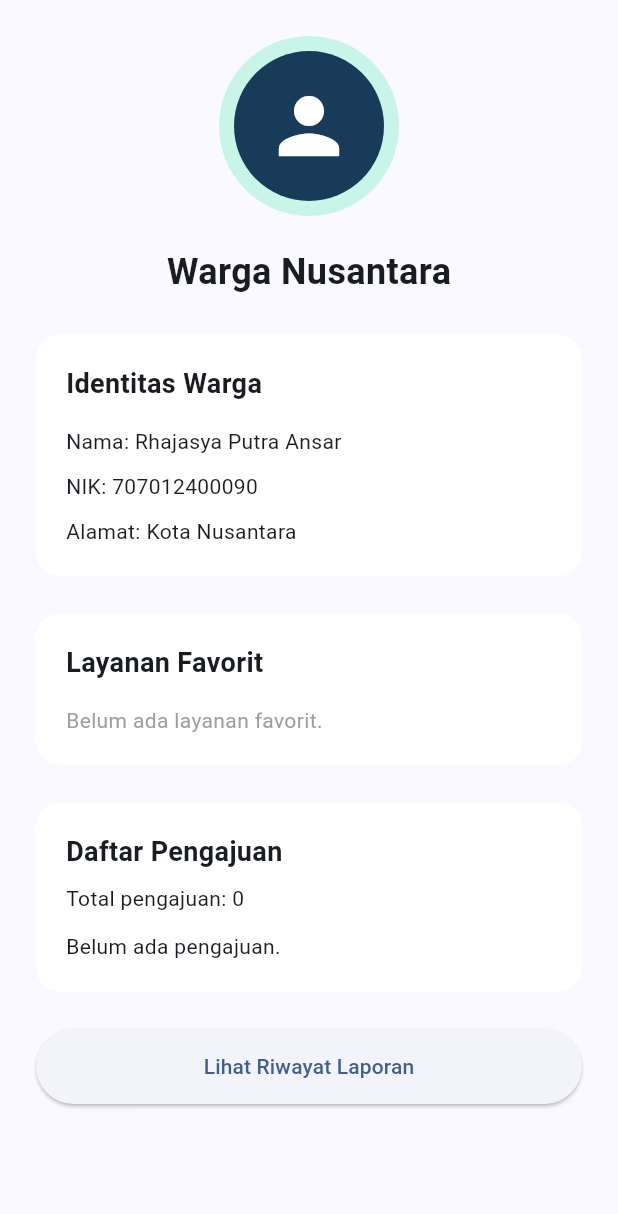
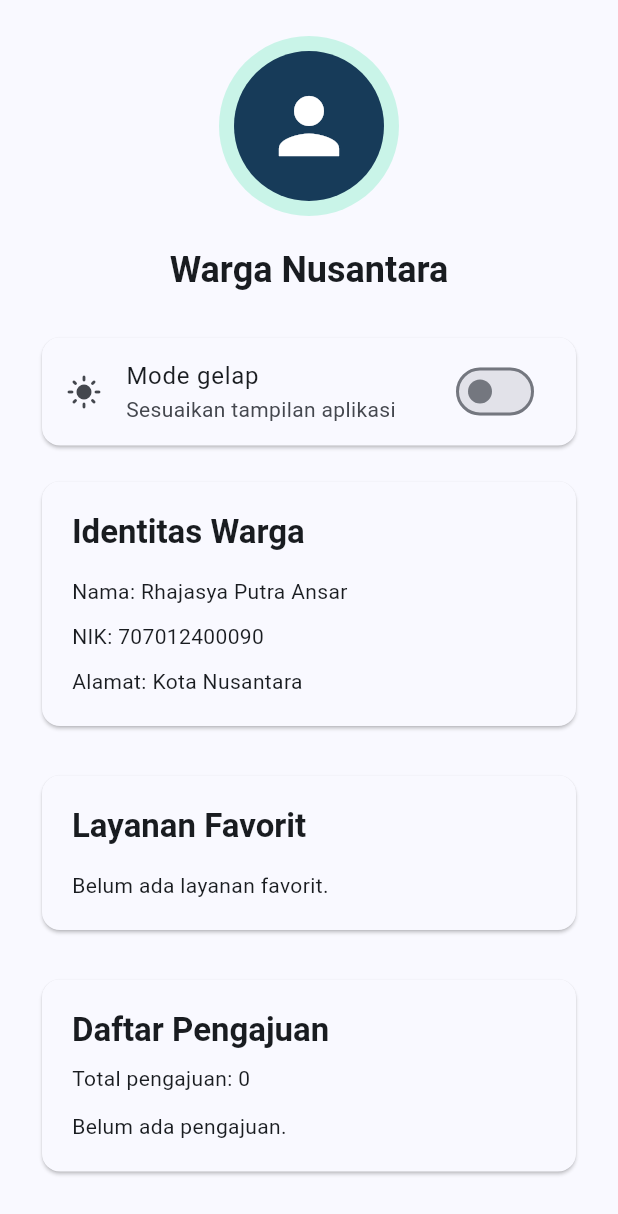
Before and after one commit to rhjasya/tamodul6_ppbl, a Flutter app: the WargaPage widget shown alone on an empty page, opened directly, on a phone screen of 412 x 824 dp. Shown: the top 1214 px of the screen. Run offline on Flutter 3.47's test engine with Material 3 defaults, Android fonts, the phone set to English and light mode, and no system bars; our stand-ins replace fl_chart, flutter_bloc, flutter_map, latlong2.

Commit message:
Menambahkan fitur Cubit untuk Studi Kasus 1

```diff
--- /dev/null
+++ b/lib/cubit/theme_cubit.dart
@@ -0,0 +1,19 @@
+
+import 'package:flutter/material.dart';
+import 'package:flutter_bloc/flutter_bloc.dart';
+
+class ThemeCubit extends Cubit<ThemeMode> {
+  ThemeCubit() : super(ThemeMode.light);
+
+  void toggleTheme() {
+    emit(
+      state == ThemeMode.light
+          ? ThemeMode.dark
+          : ThemeMode.light,
+    );
+  }
+
+  void setTheme(ThemeMode mode) {
+    emit(mode);
+  }
+}
--- a/lib/pages/warga_page.dart
+++ b/lib/pages/warga_page.dart
@@ -2,6 +2,7 @@
 import 'package:flutter/material.dart';
 import 'package:flutter_bloc/flutter_bloc.dart';
 
+import '../cubit/theme_cubit.dart';
 import '../cubit/favorit_cubit.dart';
 import '../cubit/pengajuan_cubit.dart';
 import '../navigation/app_routes.dart';
@@ -11,11 +12,15 @@ class WargaPage extends StatelessWidget {
 
   @override
   Widget build(BuildContext context) {
+    final warna = Theme.of(context).colorScheme;
+
     return SingleChildScrollView(
       padding: const EdgeInsets.all(24),
       child: Column(
+        crossAxisAlignment: CrossAxisAlignment.stretch,
         children: [
-          const CircleAvatar(
+          const Center(
+            child: CircleAvatar(
               radius: 60,
               backgroundColor: Color(0xffc9f4e8),
               child: CircleAvatar(
@@ -28,71 +33,91 @@ class WargaPage extends StatelessWidget {
                 ),
               ),
             ),
+          ),
           const SizedBox(height: 20),
-          const Text(
+
+          Text(
             'Warga Nusantara',
-            style: TextStyle(
-              fontSize: 24,
+            textAlign: TextAlign.center,
+            style: Theme.of(context).textTheme.headlineSmall?.copyWith(
                   fontWeight: FontWeight.bold,
                 ),
           ),
           const SizedBox(height: 25),
 
-          Container(
-            width: double.infinity,
+          // Pengaturan mode terang dan gelap
+          Card(
+            color: warna.surface,
+            child: BlocBuilder<ThemeCubit, ThemeMode>(
+              builder: (context, themeMode) {
+                return SwitchListTile(
+                  secondary: Icon(
+                    themeMode == ThemeMode.dark
+                        ? Icons.dark_mode
+                        : Icons.light_mode,
+                  ),
+                  title: const Text('Mode gelap'),
+                  subtitle: const Text(
+                    'Sesuaikan tampilan aplikasi',
+                  ),
+                  value: themeMode == ThemeMode.dark,
+                  onChanged: (_) {
+                    context.read<ThemeCubit>().toggleTheme();
+                  },
+                );
+              },
+            ),
+          ),
+
+          const SizedBox(height: 16),
+
+          // Identitas warga
+          Card(
+            color: warna.surface,
+            child: Padding(
               padding: const EdgeInsets.all(20),
-            decoration: BoxDecoration(
-              color: Colors.white,
-              borderRadius: BorderRadius.circular(16),
-            ),
-            child: const Column(
+              child: Column(
                 crossAxisAlignment: CrossAxisAlignment.start,
                 children: [
                   Text(
                     'Identitas Warga',
-                  style: TextStyle(
-                    fontSize: 18,
+                    style: Theme.of(context).textTheme.titleLarge?.copyWith(
                           fontWeight: FontWeight.bold,
                         ),
                   ),
-                SizedBox(height: 15),
-                Text('Nama: Rhajasya Putra Ansar'),
-                SizedBox(height: 10),
-                Text('NIK: 707012400090'),
-                SizedBox(height: 10),
-                Text('Alamat: Kota Nusantara'),
+                  const SizedBox(height: 15),
+                  const Text('Nama: Rhajasya Putra Ansar'),
+                  const SizedBox(height: 10),
+                  const Text('NIK: 707012400090'),
+                  const SizedBox(height: 10),
+                  const Text('Alamat: Kota Nusantara'),
                 ],
+              ),
             ),
           ),
 
           const SizedBox(height: 25),
 
+          // Layanan favorit
           BlocBuilder<FavoritCubit, Set<String>>(
             builder: (context, daftarFavorit) {
-              return Container(
-                width: double.infinity,
+              return Card(
+                color: warna.surface,
+                child: Padding(
                   padding: const EdgeInsets.all(20),
-                decoration: BoxDecoration(
-                  color: Colors.white,
-                  borderRadius: BorderRadius.circular(16),
-                ),
                   child: Column(
                     crossAxisAlignment: CrossAxisAlignment.start,
                     children: [
-                    const Text(
+                      Text(
                         'Layanan Favorit',
-                      style: TextStyle(
-                        fontSize: 18,
+                        style: Theme.of(context).textTheme.titleLarge?.copyWith(
                               fontWeight: FontWeight.bold,
                             ),
                       ),
                       const SizedBox(height: 15),
 
                       if (daftarFavorit.isEmpty)
-                      const Text(
-                        'Belum ada layanan favorit.',
-                        style: TextStyle(color: Colors.grey),
-                      )
+                        const Text('Belum ada layanan favorit.')
                       else
                         ...daftarFavorit.map(
                           (namaLayanan) => ListTile(
@@ -115,28 +140,26 @@ class WargaPage extends StatelessWidget {
                         ),
                     ],
                   ),
+                ),
               );
             },
           ),
 
           const SizedBox(height: 25),
 
+          // Daftar pengajuan
           BlocBuilder<PengajuanCubit, List<String>>(
             builder: (context, daftarPengajuan) {
-              return Container(
-                width: double.infinity,
+              return Card(
+                color: warna.surface,
+                child: Padding(
                   padding: const EdgeInsets.all(20),
-                decoration: BoxDecoration(
-                  color: Colors.white,
-                  borderRadius: BorderRadius.circular(16),
-                ),
                   child: Column(
                     crossAxisAlignment: CrossAxisAlignment.start,
                     children: [
-                    const Text(
+                      Text(
                         'Daftar Pengajuan',
-                      style: TextStyle(
-                        fontSize: 18,
+                        style: Theme.of(context).textTheme.titleLarge?.copyWith(
                               fontWeight: FontWeight.bold,
                             ),
                       ),
@@ -145,6 +168,7 @@ class WargaPage extends StatelessWidget {
                         'Total pengajuan: ${daftarPengajuan.length}',
                       ),
                       const SizedBox(height: 12),
+
                       if (daftarPengajuan.isEmpty)
                         const Text('Belum ada pengajuan.')
                       else
@@ -159,6 +183,7 @@ class WargaPage extends StatelessWidget {
                         ),
                     ],
                   ),
+                ),
               );
             },
           ),
@@ -166,7 +191,6 @@ class WargaPage extends StatelessWidget {
           const SizedBox(height: 25),
 
           SizedBox(
-            width: double.infinity,
             height: 50,
             child: ElevatedButton(
               onPressed: () {
```
Also changed, not shown: lib/main.dart (+20 -1 lines), lib/navigation/kerangka_navigasi.dart (+83 -35 lines), pubspec.lock. Lines whose indentation alone changed are shown as unchanged.
